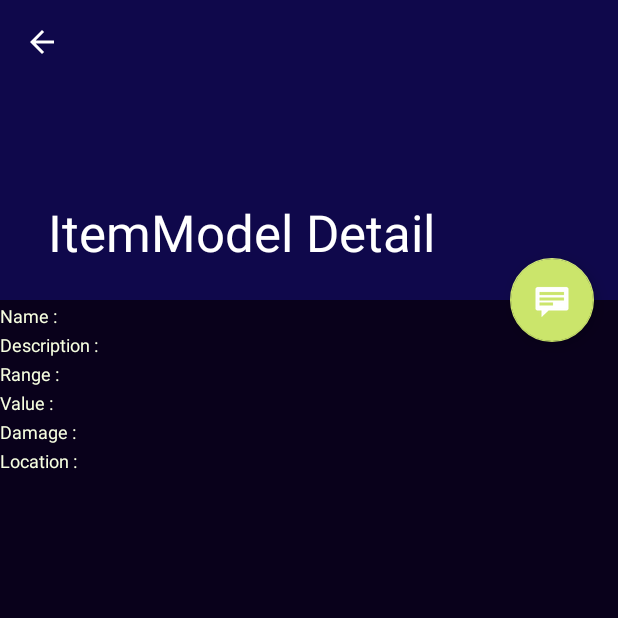
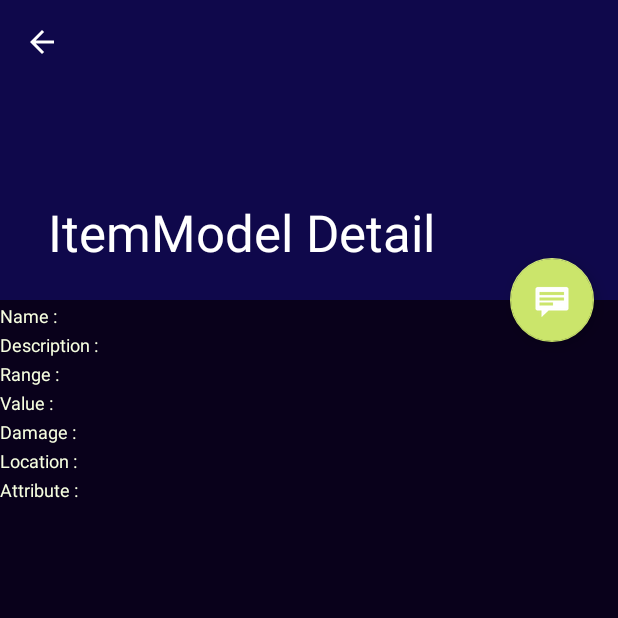
Before and after one commit to cbrod/broderick_hw7, an Android app: the ItemModelDetailFragment screen opened directly, with no data from a screen before it, on a phone screen of 412 x 824 dp, the top half of it. Run offline under Robolectric (Android 15) with nearby library versions, the phone set to English and light mode, and no system bars; 4 statements that could not run were skipped.

Commit message:
Add Attribute label to itemmodel_detail layout

```diff
--- a/app/src/main/res/layout/itemmodel_detail.xml
+++ b/app/src/main/res/layout/itemmodel_detail.xml
@@ -96,4 +96,19 @@
             style="@style/ValueStyle"/>
     </LinearLayout>
 
+    <LinearLayout android:orientation="horizontal"
+        android:layout_height="wrap_content"
+        android:layout_width="wrap_content"
+        >
+        <TextView
+            android:id="@+id/ItemDetails_AttributeLabel"
+            style="@style/LabelStyle"
+            android:text="Attribute : "
+            />
+
+        <TextView
+            android:id="@+id/ItemDetails_AttributeValue"
+            style="@style/ValueStyle"/>
+    </LinearLayout>
+
 </LinearLayout>
```
